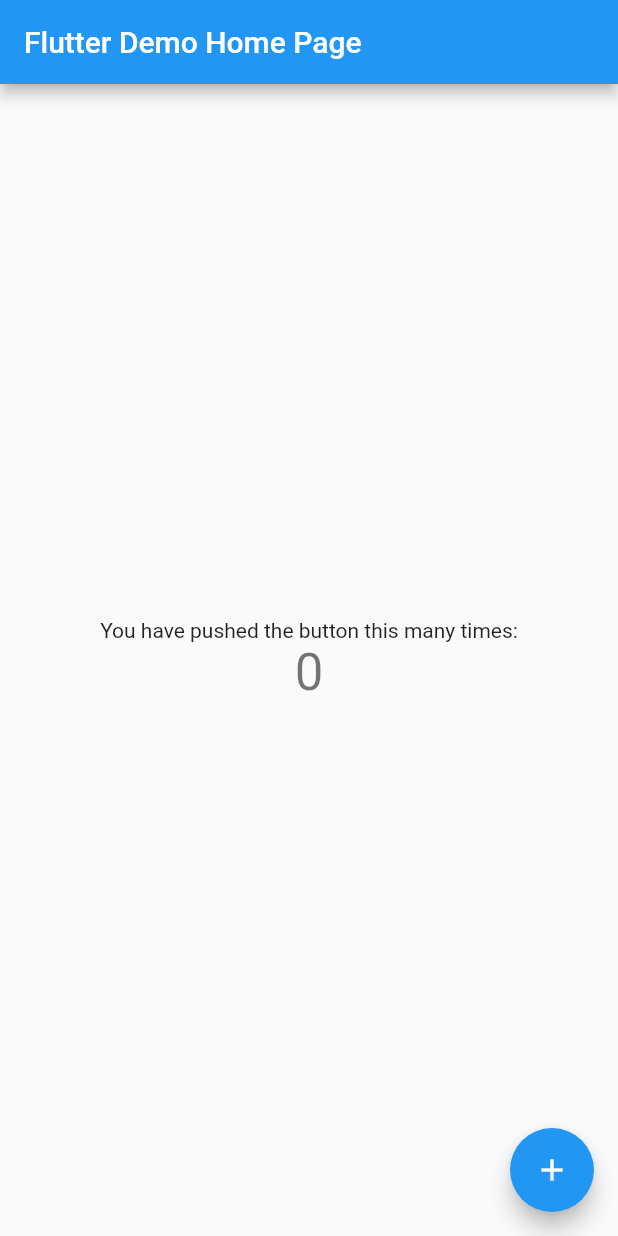
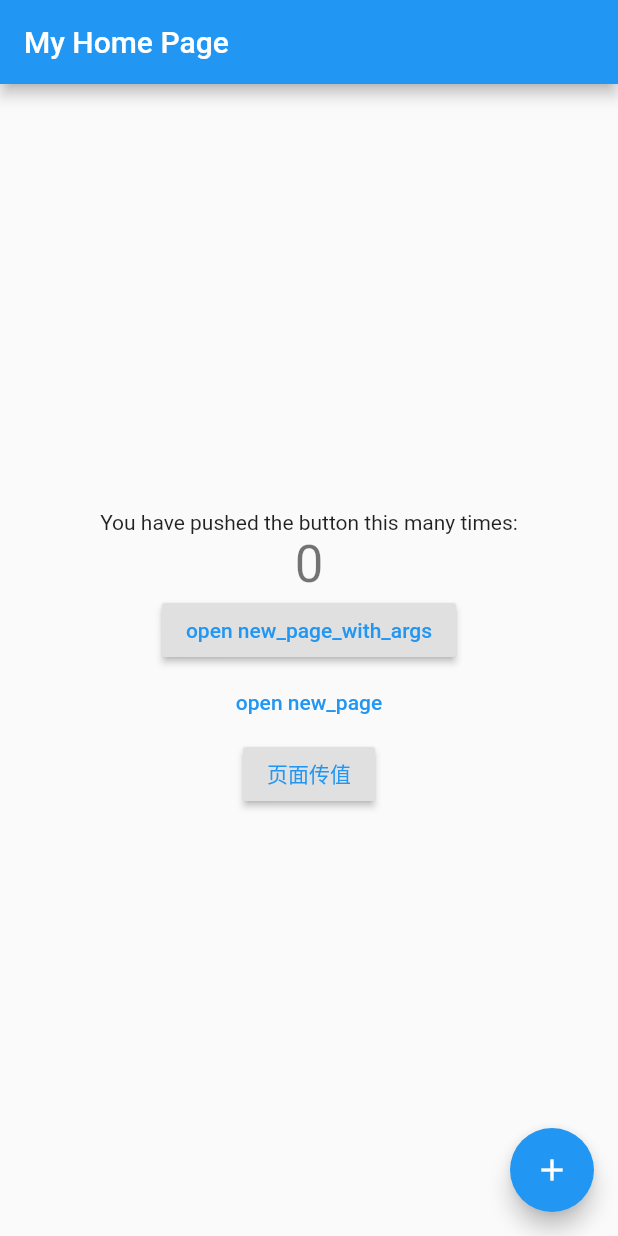
Before and after one commit to liumeng0403/Flutter-In-Action, a Flutter app: the screen it shows after launch, on a phone screen of 412 x 824 dp. Run offline on Flutter 3.47's test engine with Material 2 defaults, Android fonts, the phone set to English and light mode, and no system bars.

Commit message:
[2.2] 命名路由, 注册路由表, 参数传递

```diff
--- /dev/null
+++ b/2.1/lib/EchoRoute.dart
@@ -0,0 +1,11 @@
+import 'package:flutter/material.dart';
+
+class EchoRoute extends StatelessWidget {
+  @override
+  Widget build(BuildContext context) {
+    //获取路由参数
+    var args = ModalRoute.of(context).settings.arguments;
+    print(args);
+    return Scaffold();
+  }
+}
--- /dev/null
+++ b/2.1/lib/MyHomePage.dart
@@ -0,0 +1,76 @@
+import 'package:firstflutterapp/NewRoute.dart';
+import 'package:firstflutterapp/RouterTestRoute.dart';
+import 'package:flutter/material.dart';
+
+class MyHomePage extends StatefulWidget {
+  MyHomePage({Key key, this.title}) : super(key: key);
+
+  final String title;
+
+  @override
+  _MyHomePageState createState() => _MyHomePageState();
+}
+
+class _MyHomePageState extends State<MyHomePage> {
+  int _counter = 0;
+
+  void _incrementCounter() {
+    setState(() {
+      _counter++;
+    });
+  }
+
+  @override
+  Widget build(BuildContext context) {
+    return Scaffold(
+      appBar: AppBar(
+        title: Text(widget.title),
+      ),
+      body: Center(
+        child: Column(
+          mainAxisAlignment: MainAxisAlignment.center,
+          children: <Widget>[
+            Text(
+              'You have pushed the button this many times:',
+            ),
+            Text(
+              '$_counter',
+              style: Theme.of(context).textTheme.display1,
+            ),
+            RaisedButton(
+              child: Text("open new_page_with_args"),
+              textColor: Colors.blue,
+              onPressed: (){
+                Navigator.of(context).pushNamed("new_page_with_args",arguments: "hi");
+              },
+            ),
+            FlatButton(
+              child: Text("open new_page"),
+              textColor: Colors.blue,
+              onPressed: (){
+                //导航到新路由
+                Navigator.pushNamed(context,"new_page");
+              },
+            ),
+            RaisedButton(
+              child: Text("页面传值"),
+              textColor: Colors.blue,
+              onPressed: (){
+                Navigator.push(context, MaterialPageRoute(
+                  builder: (context){
+                    return RouterTestRoute();
+                  },
+                ));
+              },
+            ),
+          ],
+        ),
+      ),
+      floatingActionButton: FloatingActionButton(
+        onPressed: _incrementCounter,
+        tooltip: 'Increment',
+        child: Icon(Icons.add),
+      ),
+    );
+  }
+}
--- /dev/null
+++ b/2.1/lib/NewRoute.dart
@@ -0,0 +1,16 @@
+import 'package:flutter/material.dart';
+
+class NewRoute extends StatelessWidget{
+  @override
+  Widget build(BuildContext context) {
+    return new Scaffold(
+      appBar: AppBar(
+        title: Text("new route"),
+      ),
+      body: Center(
+        child: Text("this is a new_page."),
+      ),
+    );
+  }
+
+}
--- a/2.1/lib/main.dart
+++ b/2.1/lib/main.dart
@@ -1,64 +1,28 @@
+import 'package:firstflutterapp/EchoRoute.dart';
+import 'package:firstflutterapp/NewRoute.dart';
+import 'package:firstflutterapp/TipRoute.dart';
 import 'package:flutter/material.dart';
+
+import 'package:firstflutterapp/MyHomePage.dart';
 
 void main() => runApp(MyApp());
 
 class MyApp extends StatelessWidget {
-
   @override
   Widget build(BuildContext context) {
     return MaterialApp(
       title: 'Flutter Demo',
+      // 名为"/"的路由作为应用的home(首页)
+      initialRoute: "/",
       theme: ThemeData(
         primarySwatch: Colors.blue,
       ),
-      home: MyHomePage(title: 'Flutter Demo Home Page'),
+      routes: {
+        "new_page": (context) => NewRoute(),
+        "new_page_with_args": (context) => EchoRoute(),
+        "tip":(context)=>TipRoute(text: ModalRoute.of(context).settings.arguments),
+        "/": (context) => MyHomePage(title: 'My Home Page'), // //注册首页路由
+      },
     );
   }
 }
-
-class MyHomePage extends StatefulWidget {
-  MyHomePage({Key key, this.title}) : super(key: key);
-
-  final String title;
-
-  @override
-  _MyHomePageState createState() => _MyHomePageState();
-}
-
-class _MyHomePageState extends State<MyHomePage> {
-  int _counter = 0;
-
-  void _incrementCounter() {
-    setState(() {
-      _counter++;
-    });
-  }
-
-  @override
-  Widget build(BuildContext context) {
-    return Scaffold(
-      appBar: AppBar(
-        title: Text(widget.title),
-      ),
-      body: Center(
-        child: Column(
-          mainAxisAlignment: MainAxisAlignment.center,
-          children: <Widget>[
-            Text(
-              'You have pushed the button this many times:',
-            ),
-            Text(
-              '$_counter',
-              style: Theme.of(context).textTheme.display1,
-            ),
-          ],
-        ),
-      ),
-      floatingActionButton: FloatingActionButton(
-        onPressed: _incrementCounter,
-        tooltip: 'Increment',
-        child: Icon(Icons.add),
-      ),
-    );
-  }
-}
```
Also changed, not shown: 2.1/lib/RouterTestRoute.dart (added, +18 -0 lines), 2.1/lib/TipRoute.dart (added, +33 -0 lines).
